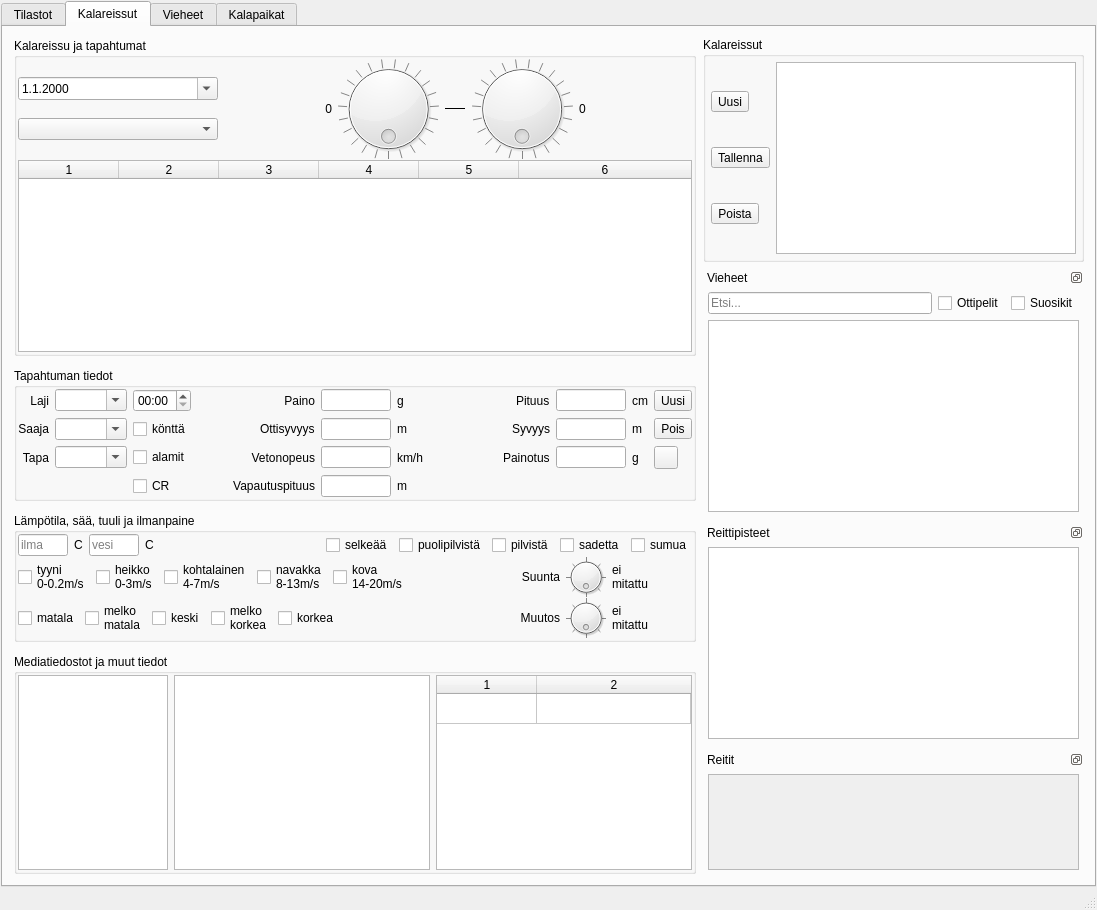
The window that mainwindow.ui (samuliwritescode/uistelupaivakirja-desktop) describes before a commit, drawn with Qt 5.
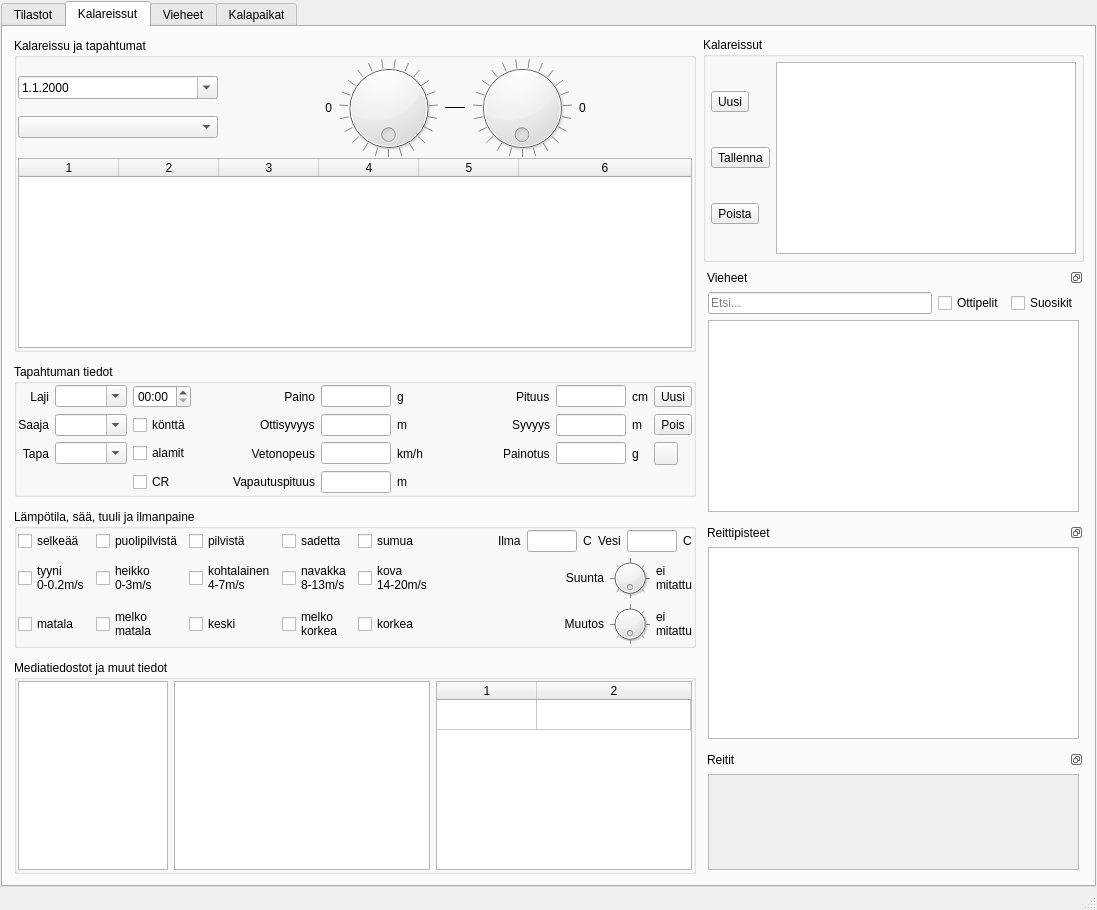
The same window after the commit. Icons and pictures are not drawn.

Commit message: -Jäsennystä säätilakomponentteihin.

Patch:
```diff
--- a/mainwindow.ui
+++ b/mainwindow.ui
@@ -857,106 +857,43 @@
               <number>1</number>
              </property>
              <item>
-              <layout class="QHBoxLayout" name="horizontalLayout_21">
-               <item>
-                <widget class="QLineEdit" name="air_temp">
-                 <property name="maximumSize">
-                  <size>
-                   <width>50</width>
-                   <height>16777215</height>
-                  </size>
-                 </property>
-                 <property name="text">
-                  <string/>
-                 </property>
-                 <property name="placeholderText">
-                  <string>ilma</string>
-                 </property>
-                </widget>
-               </item>
-               <item>
-                <widget class="QLabel" name="label_40">
-                 <property name="text">
-                  <string>C</string>
-                 </property>
-                </widget>
-               </item>
-               <item>
-                <widget class="QLineEdit" name="water_temp">
-                 <property name="maximumSize">
-                  <size>
-                   <width>50</width>
-                   <height>16777215</height>
-                  </size>
-                 </property>
-                 <property name="text">
-                  <string/>
-                 </property>
-                 <property name="placeholderText">
-                  <string>vesi</string>
-                 </property>
-                </widget>
-               </item>
-               <item>
-                <widget class="QLabel" name="label_10">
-                 <property name="text">
-                  <string>C</string>
-                 </property>
-                </widget>
-               </item>
-               <item>
-                <spacer name="horizontalSpacer">
-                 <property name="orientation">
-                  <enum>Qt::Horizontal</enum>
-                 </property>
-                 <property name="sizeHint" stdset="0">
-                  <size>
-                   <width>40</width>
-                   <height>20</height>
-                  </size>
-                 </property>
-                </spacer>
-               </item>
-               <item>
+              <layout class="QGridLayout" name="gridLayout_4">
+               <item row="0" column="0">
                 <widget class="QCheckBox" name="weather_clear">
                  <property name="text">
                   <string>selkeää</string>
                  </property>
                 </widget>
                </item>
-               <item>
+               <item row="0" column="1">
                 <widget class="QCheckBox" name="weather_halfclear">
                  <property name="text">
                   <string>puolipilvistä</string>
                  </property>
                 </widget>
                </item>
-               <item>
+               <item row="0" column="2">
                 <widget class="QCheckBox" name="weather_overcast">
                  <property name="text">
                   <string>pilvistä</string>
                  </property>
                 </widget>
                </item>
-               <item>
+               <item row="0" column="3">
                 <widget class="QCheckBox" name="weather_rain">
                  <property name="text">
                   <string>sadetta</string>
                  </property>
                 </widget>
                </item>
-               <item>
+               <item row="0" column="4">
                 <widget class="QCheckBox" name="weather_fog">
                  <property name="text">
                   <string>sumua</string>
                  </property>
                 </widget>
                </item>
-              </layout>
-             </item>
-             <item>
-              <layout class="QHBoxLayout" name="horizontalLayout_23">
-               <item>
+               <item row="1" column="0">
                 <widget class="QCheckBox" name="wind_calm">
                  <property name="text">
                   <string>tyyni
@@ -964,7 +901,7 @@
                  </property>
                 </widget>
                </item>
-               <item>
+               <item row="1" column="1">
                 <widget class="QCheckBox" name="wind_faint">
                  <property name="text">
                   <string>heikko
@@ -972,7 +909,7 @@
                  </property>
                 </widget>
                </item>
-               <item>
+               <item row="1" column="2">
                 <widget class="QCheckBox" name="wind_moderate">
                  <property name="text">
                   <string>kohtalainen
@@ -980,7 +917,7 @@
                  </property>
                 </widget>
                </item>
-               <item>
+               <item row="1" column="3">
                 <widget class="QCheckBox" name="wind_brisk">
                  <property name="text">
                   <string>navakka
@@ -988,7 +925,7 @@
                  </property>
                 </widget>
                </item>
-               <item>
+               <item row="1" column="4">
                 <widget class="QCheckBox" name="wind_hard">
                  <property name="text">
                   <string>kova
@@ -996,77 +933,14 @@
                  </property>
                 </widget>
                </item>
-               <item>
-                <spacer name="horizontalSpacer_2">
-                 <property name="orientation">
-                  <enum>Qt::Horizontal</enum>
-                 </property>
-                 <property name="sizeHint" stdset="0">
-                  <size>
-                   <width>40</width>
-                   <height>20</height>
-                  </size>
-                 </property>
-                </spacer>
-               </item>
-               <item>
-                <widget class="QLabel" name="label_19">
-                 <property name="text">
-                  <string>Suunta</string>
-                 </property>
-                 <property name="alignment">
-                  <set>Qt::AlignRight|Qt::AlignTrailing|Qt::AlignVCenter</set>
-                 </property>
-                </widget>
-               </item>
-               <item>
-                <widget class="QDial" name="wind_direction">
-                 <property name="maximumSize">
-                  <size>
-                   <width>40</width>
-                   <height>40</height>
-                  </size>
-                 </property>
-                 <property name="maximum">
-                  <number>8</number>
-                 </property>
-                 <property name="pageStep">
-                  <number>2</number>
-                 </property>
-                 <property name="wrapping">
-                  <bool>true</bool>
-                 </property>
-                 <property name="notchesVisible">
-                  <bool>true</bool>
-                 </property>
-                </widget>
-               </item>
-               <item>
-                <widget class="QLabel" name="label_6">
-                 <property name="minimumSize">
-                  <size>
-                   <width>80</width>
-                   <height>0</height>
-                  </size>
-                 </property>
-                 <property name="text">
-                  <string>ei
-mitattu</string>
-                 </property>
-                </widget>
-               </item>
-              </layout>
-             </item>
-             <item>
-              <layout class="QHBoxLayout" name="horizontalLayout_9">
-               <item>
+               <item row="2" column="0">
                 <widget class="QCheckBox" name="pressure_low">
                  <property name="text">
                   <string>matala</string>
                  </property>
                 </widget>
                </item>
-               <item>
+               <item row="2" column="1">
                 <widget class="QCheckBox" name="pressure_mildlow">
                  <property name="text">
                   <string>melko
@@ -1074,14 +948,14 @@
                  </property>
                 </widget>
                </item>
-               <item>
+               <item row="2" column="2">
                 <widget class="QCheckBox" name="pressure_normal">
                  <property name="text">
                   <string>keski</string>
                  </property>
                 </widget>
                </item>
-               <item>
+               <item row="2" column="3">
                 <widget class="QCheckBox" name="pressure_mildhigh">
                  <property name="text">
                   <string>melko
@@ -1089,13 +963,143 @@
                  </property>
                 </widget>
                </item>
-               <item>
+               <item row="2" column="4">
                 <widget class="QCheckBox" name="pressure_high">
                  <property name="text">
                   <string>korkea</string>
                  </property>
                 </widget>
                </item>
+               <item row="0" column="5">
+                <layout class="QHBoxLayout" name="horizontalLayout_19">
+                 <item>
+                  <spacer name="horizontalSpacer">
+                   <property name="orientation">
+                    <enum>Qt::Horizontal</enum>
+                   </property>
+                   <property name="sizeHint" stdset="0">
+                    <size>
+                     <width>1</width>
+                     <height>1</height>
+                    </size>
+                   </property>
+                  </spacer>
+                 </item>
+                 <item>
+                  <widget class="QLabel" name="label_28">
+                   <property name="text">
+                    <string>Ilma</string>
+                   </property>
+                  </widget>
+                 </item>
+                 <item>
+                  <widget class="QLineEdit" name="air_temp">
+                   <property name="maximumSize">
+                    <size>
+                     <width>50</width>
+                     <height>16777215</height>
+                    </size>
+                   </property>
+                   <property name="placeholderText">
+                    <string/>
+                   </property>
+                  </widget>
+                 </item>
+                 <item>
+                  <widget class="QLabel" name="label_40">
+                   <property name="text">
+                    <string>C</string>
+                   </property>
+                  </widget>
+                 </item>
+                 <item>
+                  <widget class="QLabel" name="label_29">
+                   <property name="text">
+                    <string>Vesi</string>
+                   </property>
+                  </widget>
+                 </item>
+                 <item>
+                  <widget class="QLineEdit" name="water_temp">
+                   <property name="maximumSize">
+                    <size>
+                     <width>50</width>
+                     <height>16777215</height>
+                    </size>
+                   </property>
+                   <property name="placeholderText">
+                    <string/>
+                   </property>
+                  </widget>
+                 </item>
+                 <item>
+                  <widget class="QLabel" name="label_10">
+                   <property name="text">
+                    <string>C</string>
+                   </property>
+                  </widget>
+                 </item>
+                </layout>
+               </item>
+               <item row="1" column="5">
+                <layout class="QHBoxLayout" name="horizontalLayout_20">
+                 <item>
+                  <spacer name="horizontalSpacer_2">
+                   <property name="orientation">
+                    <enum>Qt::Horizontal</enum>
+                   </property>
+                   <property name="sizeHint" stdset="0">
+                    <size>
+                     <width>1</width>
+                     <height>1</height>
+                    </size>
+                   </property>
+                  </spacer>
+                 </item>
+                 <item>
+                  <widget class="QLabel" name="label_19">
+                   <property name="text">
+                    <string>Suunta</string>
+                   </property>
+                   <property name="alignment">
+                    <set>Qt::AlignRight|Qt::AlignTrailing|Qt::AlignVCenter</set>
+                   </property>
+                  </widget>
+                 </item>
+                 <item>
+                  <widget class="QDial" name="wind_direction">
+                   <property name="maximumSize">
+                    <size>
+                     <width>40</width>
+                     <height>40</height>
+                    </size>
+                   </property>
+                   <property name="maximum">
+                    <number>8</number>
+                   </property>
+                   <property name="pageStep">
+                    <number>2</number>
+                   </property>
+                   <property name="wrapping">
+                    <bool>true</bool>
+                   </property>
+                   <property name="notchesVisible">
+                    <bool>true</bool>
+                   </property>
+                  </widget>
+                 </item>
+                 <item>
+                  <widget class="QLabel" name="label_6">
+                   <property name="text">
+                    <string>ei
+mitattu</string>
+                   </property>
+                  </widget>
+                 </item>
+                </layout>
+               </item>
+               <item row="2" column="5">
+                <layout class="QHBoxLayout" name="horizontalLayout_22">
                <item>
                 <spacer name="horizontalSpacer_3">
                  <property name="orientation">
@@ -1103,8 +1107,8 @@
                  </property>
                  <property name="sizeHint" stdset="0">
                   <size>
-                   <width>40</width>
-                   <height>20</height>
+                     <width>1</width>
+                     <height>1</height>
                   </size>
                  </property>
                 </spacer>
@@ -1146,17 +1150,13 @@
                </item>
                <item>
                 <widget class="QLabel" name="label_16">
-                 <property name="minimumSize">
-                  <size>
-                   <width>80</width>
-                   <height>0</height>
-                  </size>
-                 </property>
                  <property name="text">
                   <string>ei
 mitattu</string>
                  </property>
                 </widget>
+                 </item>
+                </layout>
                </item>
               </layout>
              </item>
```
Left out of the diff: 2 changed lines with no effect on the pictures. Lines whose indentation alone changed are shown as unchanged.
